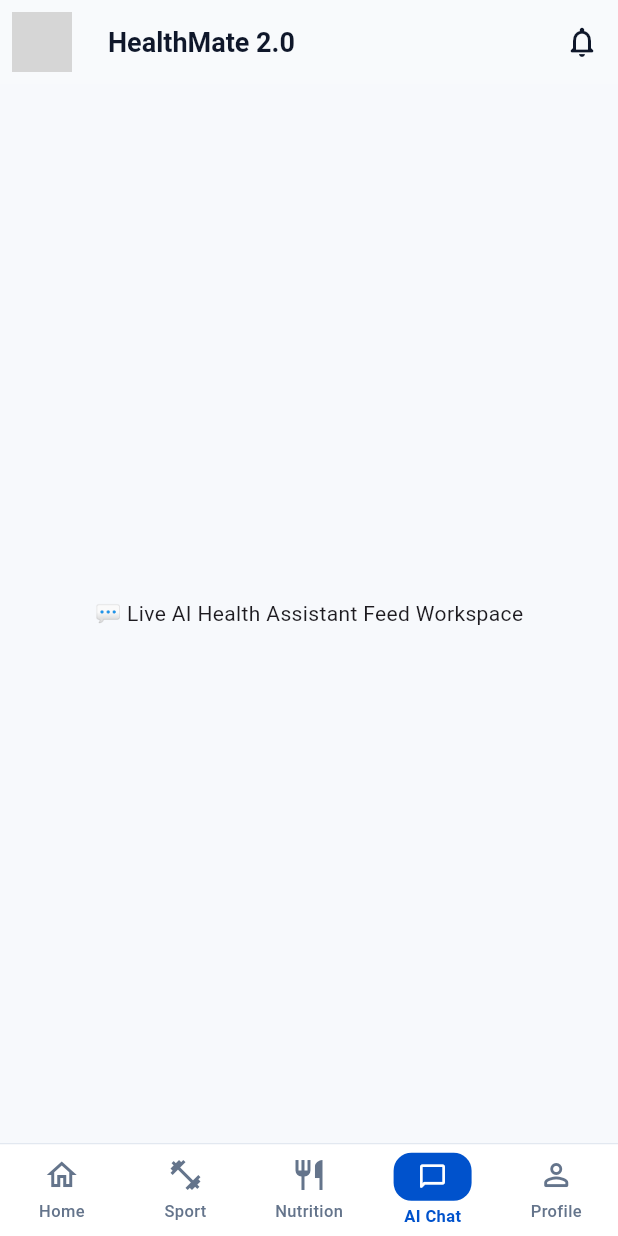
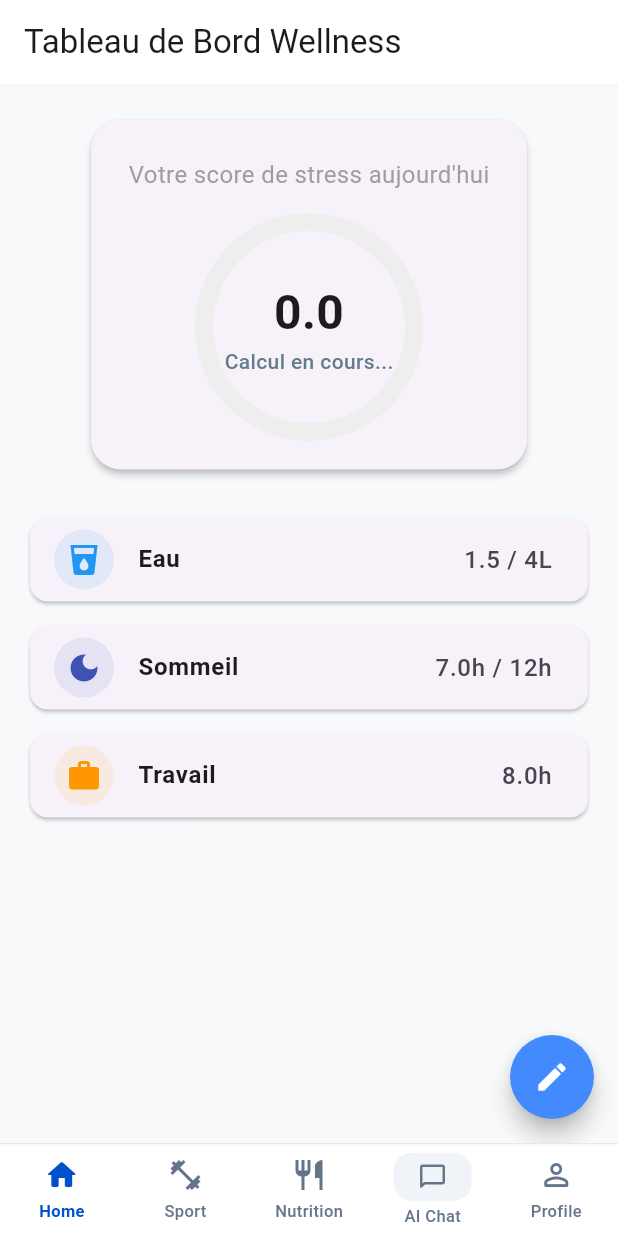
Before and after one commit to SafsafiZidane/HealthMate_App, a Flutter app: the MainLayout screen opened directly, on a phone screen of 412 x 824 dp. Run offline on Flutter 3.47's test engine with Material 3 defaults, Android fonts, the phone set to English and light mode, and no system bars; our stand-ins replace shared_preferences; accounts and stored records are empty; Roboto replaces fonts that are missing (SF Pro Display); grey boxes are pictures that could not be loaded.

Commit message:
add prompt to ai model

```diff
--- /dev/null
+++ b/health_mate_mobile_app/lib/HomeScreen.dart
@@ -0,0 +1,262 @@
+import 'package:flutter/material.dart';
+import 'package:http/http.dart' as http;
+import 'dart:convert';
+class HealthHabitsInput {
+  double sleepHours;
+  int sleepQuality;
+  double caffeineMg;
+  double exerciseMin;
+  double moodScore;
+  int socialInteraction;
+  double waterLiters;
+  int mealRegularity;
+  int junkFood;
+  double workHours;
+  double screenTimeH;
+  int mindfulness;
+
+  HealthHabitsInput({
+    this.sleepHours = 7.0,
+    this.sleepQuality = 2,
+    this.caffeineMg = 100.0,
+    this.exerciseMin = 30.0,
+    this.moodScore = 6.0,
+    this.socialInteraction = 1,
+    this.waterLiters = 1.5,
+    this.mealRegularity = 2,
+    this.junkFood = 0,
+    this.workHours = 8.0,
+    this.screenTimeH = 4.0,
+    this.mindfulness = 1,
+  });
+
+  Map<String, dynamic> toJson() => {
+    'sleep_hours': sleepHours,
+    'sleep_quality': sleepQuality,
+    'caffeine_mg': caffeineMg,
+    'exercise_min': exerciseMin,
+    'mood_score': moodScore,
+    'social_interaction': socialInteraction,
+    'water_liters': waterLiters,
+    'meal_regularity': mealRegularity,
+    'junk_food': junkFood,
+    'work_hours': workHours,
+    'screen_time_h': screenTimeH,
+    'mindfulness': mindfulness,
+  };
+}
+
+class HomeScreen extends StatefulWidget {
+  const HomeScreen({Key? key}) : super(key: key);
+
+  @override
+  State<HomeScreen> createState() => _HomeScreenState();
+}
+
+class _HomeScreenState extends State<HomeScreen> {
+  // Instance de nos données locales pour le formulaire
+  final HealthHabitsInput _currentHabits = HealthHabitsInput();
+
+  double _stressScore = 0.0;
+  String _stressLevel = "Calcul en cours...";
+  bool _isLoading = false;
+
+  // Fonction pour envoyer les données au backend FastAPI
+  Future<void> _sendDataToBackend() async {
+    setState(() => _isLoading = true);
+
+    // Remplace par ton IP locale réseau (ex: 192.168.1.XX:8000) si tu es sur appareil réel
+    const String url = "http://10.0.2.2:8000/predict";
+
+    try {
+      final response = await http.post(
+        Uri.parse(url),
+        headers: {
+          "Content-Type": "application/json",
+          // "Authorization": "Bearer YOUR_TOKEN_HERE" // Décommente si ton get_current_user l'exige
+        },
+        body: jsonEncode(_currentHabits.toJson()),
+      );
+
+      if (response.statusCode == 200) {
+        final result = jsonDecode(response.body);
+        setState(() {
+          _stressScore = result['predicted_stress_score'];
+          _stressLevel = result['stress_level'];
+        });
+      } else {
+        _showSnackBar("Erreur serveur : ${response.statusCode}");
+      }
+    } catch (e) {
+      _showSnackBar("Impossible de joindre le backend");
+    } finally {
+      setState(() => _isLoading = false);
+    }
+  }
+
+  void _showSnackBar(String message) {
+    ScaffoldMessenger.of(context).showSnackBar(SnackBar(content: Text(message)));
+  }
+
+  // Ouvre la feuille modale du bas pour éditer les propriétés
+  void _openEditModal() {
+    showModalBottomSheet(
+      context: context,
+      isScrollControlled: true, // Permet à la feuille de prendre plus de place
+      shape: const RoundedRectangleBorder(
+        borderRadius: BorderRadius.vertical(top: Radius.circular(20)),
+      ),
+      builder: (context) {
+        return StatefulBuilder( // Permet de rafraîchir les curseurs à l'intérieur de la modal
+          builder: (BuildContext context, StateSetter setModalState) {
+            return Container(
+              padding: EdgeInsets.only(
+                top: 20, left: 20, right: 20,
+                bottom: MediaQuery.of(context).viewInsets.bottom + 20,
+              ),
+              child: SingleChildScrollView(
+                child: Column(
+                  mainAxisSize: MainAxisSize.min,
+                  crossAxisAlignment: CrossAxisAlignment.start,
+                  children: [
+                    Center(
+                      child: Container(width: 40, height: 5, color: Colors.grey[300]),
+                    ),
+                    const SizedBox(height: 15),
+                    const Text(
+                      "Mettre à jour mes habitudes",
+                      style: TextStyle(fontSize: 20, fontWeight: FontWeight.bold),
+                    ),
+                    const Divider(),
+
+                    // --- SLEEP HOURS ---
+                    Text("Heures de sommeil : ${_currentHabits.sleepHours.toStringAsFixed(1)}h"),
+                    Slider(
+                      value: _currentHabits.sleepHours,
+                      min: 2.0, max: 12.0, divisions: 20,
+                      onChanged: (val) => setModalState(() => _currentHabits.sleepHours = val),
+                    ),
+
+                    // --- CAFFEINE ---
+                    Text("Caféine : ${_currentHabits.caffeineMg.toInt()} mg"),
+                    Slider(
+                      value: _currentHabits.caffeineMg,
+                      min: 0.0, max: 600.0, divisions: 12,
+                      onChanged: (val) => setModalState(() => _currentHabits.caffeineMg = val),
+                    ),
+
+                    // --- WATER LITERS ---
+                    Text("Eau consommée : ${_currentHabits.waterLiters.toStringAsFixed(1)} L"),
+                    Slider(
+                      value: _currentHabits.waterLiters,
+                      min: 0.0, max: 4.0, divisions: 8,
+                      onChanged: (val) => setModalState(() => _currentHabits.waterLiters = val),
+                    ),
+
+                    // --- WORK HOURS ---
+                    Text("Heures de travail : ${_currentHabits.workHours.toStringAsFixed(1)}h"),
+                    Slider(
+                      value: _currentHabits.workHours,
+                      min: 0.0, max: 16.0, divisions: 16,
+                      onChanged: (val) => setModalState(() => _currentHabits.workHours = val),
+                    ),
+
+                    const SizedBox(height: 20),
+                    SizedBox(
+                      width: double.infinity,
+                      height: 50,
+                      child: ElevatedButton(
+                        style: ElevatedButton.styleFrom(backgroundColor: Colors.blueAccent),
+                        onPressed: () {
+                          Navigator.pop(context); // Ferme le formulaire
+                          _sendDataToBackend();   // Envoie au serveur FastAPI
+                        },
+                        child: const Text("Analyser mon niveau de stress", style: TextStyle(color: Colors.white)),
+                      ),
+                    )
+                  ],
+                ),
+              ),
+            );
+          },
+        );
+      },
+    );
+  }
+
+  @override
+  Widget build(BuildContext context) {
+    return Scaffold(
+      backgroundColor: const Color(0xFFF8F9FA),
+      appBar: AppBar(title: const Text("Tableau de Bord Wellness"), backgroundColor: Colors.white, elevation: 0),
+      body: _isLoading
+          ? const Center(child: CircularProgressIndicator())
+          : SingleChildScrollView(
+        padding: const EdgeInsets.all(20.0),
+        child: Column(
+          children: [
+            // --- CARD COMPOSANT PRINCIPAL (CERCLE SCORE) ---
+            Card(
+              shape: RoundedRectangleBorder(borderRadius: BorderRadius.circular(20)),
+              elevation: 2,
+              child: Padding(
+                padding: const EdgeInsets.all(25.0),
+                child: Column(
+                  children: [
+                    const Text("Votre score de stress aujourd'hui", style: TextStyle(fontSize: 16, color: Colors.grey)),
+                    const SizedBox(height: 20),
+                    Stack(
+                      alignment: Alignment.center,
+                      children: [
+                        SizedBox(
+                          width: 140, height: 140,
+                          child: CircularProgressIndicator(
+                            value: _stressScore / 10, // Graduation sur 10 selon ton modèle
+                            strokeWidth: 12,
+                            backgroundColor: Colors.grey[200],
+                            valueColor: const AlwaysStoppedAnimation<Color>(Colors.blueAccent),
+                          ),
+                        ),
+                        Column(
+                          children: [
+                            Text("$_stressScore", style: const TextStyle(fontSize: 32, fontWeight: FontWeight.bold)),
+                            Text(_stressLevel, style: const TextStyle(fontSize: 14, color: Colors.blueGrey, fontWeight: FontWeight.w500)),
+                          ],
+                        )
+                      ],
+                    ),
+                  ],
+                ),
+              ),
+            ),
+            const SizedBox(height: 20),
+
+            // --- CARTES DE RÉSUMÉ SECONDAIRES ---
+            _buildHabitRowTile(Icons.local_drink, "Eau", "${_currentHabits.waterLiters} / 4L", Colors.blue),
+            _buildHabitRowTile(Icons.dark_mode, "Sommeil", "${_currentHabits.sleepHours}h / 12h", Colors.indigo),
+            _buildHabitRowTile(Icons.work, "Travail", "${_currentHabits.workHours}h", Colors.orange),
+          ],
+        ),
+      ),
+      // --- LE BOUTON D'ÉDITION CIRCULAIRE (FAB) ---
+      floatingActionButton: FloatingActionButton(
+        onPressed: _openEditModal,
+        backgroundColor: Colors.blueAccent,
+        shape: const CircleBorder(),
+        child: const Icon(Icons.edit, color: Colors.white),
+      ),
+    );
+  }
+
+  Widget _buildHabitRowTile(IconData icon, String title, String value, Color color) {
+    return Card(
+      margin: const EdgeInsets.symmetric(vertical: 8),
+      shape: RoundedRectangleBorder(borderRadius: BorderRadius.circular(12)),
+      child: ListTile(
+        leading: CircleAvatar(backgroundColor: color.withOpacity(0.1), child: Icon(icon, color: color)),
+        title: Text(title, style: const TextStyle(fontWeight: FontWeight.bold)),
+        trailing: Text(value, style: const TextStyle(fontSize: 16, fontWeight: FontWeight.w500)),
+      ),
+    );
+  }
+}
--- a/health_mate_mobile_app/lib/main_layout.dart
+++ b/health_mate_mobile_app/lib/main_layout.dart
@@ -1,4 +1,5 @@
 import 'package:flutter/material.dart';
+import 'package:health_mate_mobile_app/HomeScreen.dart';
 
 class MainLayout extends StatefulWidget {
   const MainLayout({super.key});
@@ -8,14 +9,15 @@ class MainLayout extends StatefulWidget {
 }
 
 class _MainLayoutState extends State<MainLayout> {
-  int _currentIndex = 3; // Default to index 3 (AI Chat) based on your picture mockup
+  // Changement ici : On démarre sur l'index 0 (Home) pour voir le dashboard de stress directement
+  int _currentIndex = 0;
 
-  // The actual screens attached to each specific navigation position
+  // 2. MODIFIE LA LISTE DES PAGES ICI
   final List<Widget> _pages = [
-    const Center(child: Text("Home Dashboard Screen", style: TextStyle(fontSize: 18))),
+    const HomeScreen(), // <-- Ton tableau de bord remplace le texte brut !
     const Center(child: Text("Sport Tracking Screen", style: TextStyle(fontSize: 18))),
     const Center(child: Text("Nutrition Log Screen", style: TextStyle(fontSize: 18))),
-    const CentralAIChatMock(), // Your AI Chat Interface view goes here
+    const CentralAIChatMock(),
     const Center(child: Text("Profile Settings Screen", style: TextStyle(fontSize: 18))),
   ];
 
@@ -61,7 +63,6 @@ class _MainLayoutState extends State<MainLayout> {
               activeIcon: Padding(padding: EdgeInsets.only(bottom: 4), child: Icon(Icons.restaurant_rounded)),
               label: 'Nutrition',
             ),
-            // Distinctive Highlighted AI Chat Capsule Button matching your UI
             BottomNavigationBarItem(
               icon: Container(
                 padding: const EdgeInsets.symmetric(horizontal: 16, vertical: 6),
@@ -89,6 +90,8 @@ class _MainLayoutState extends State<MainLayout> {
     );
   }
 }
+
+// (Garde ton CentralAIChatMock ou remplace-le de la même manière plus tard...)
 
 // Quick UI placeholder mirroring your AI Assistant image interface wrapper
 class CentralAIChatMock extends StatelessWidget {
```
Also changed, not shown: health_mate_mobile_app/lib/main.dart (+17 -14 lines), health_mate_mobile_app/pubspec.lock, 1 other file.
